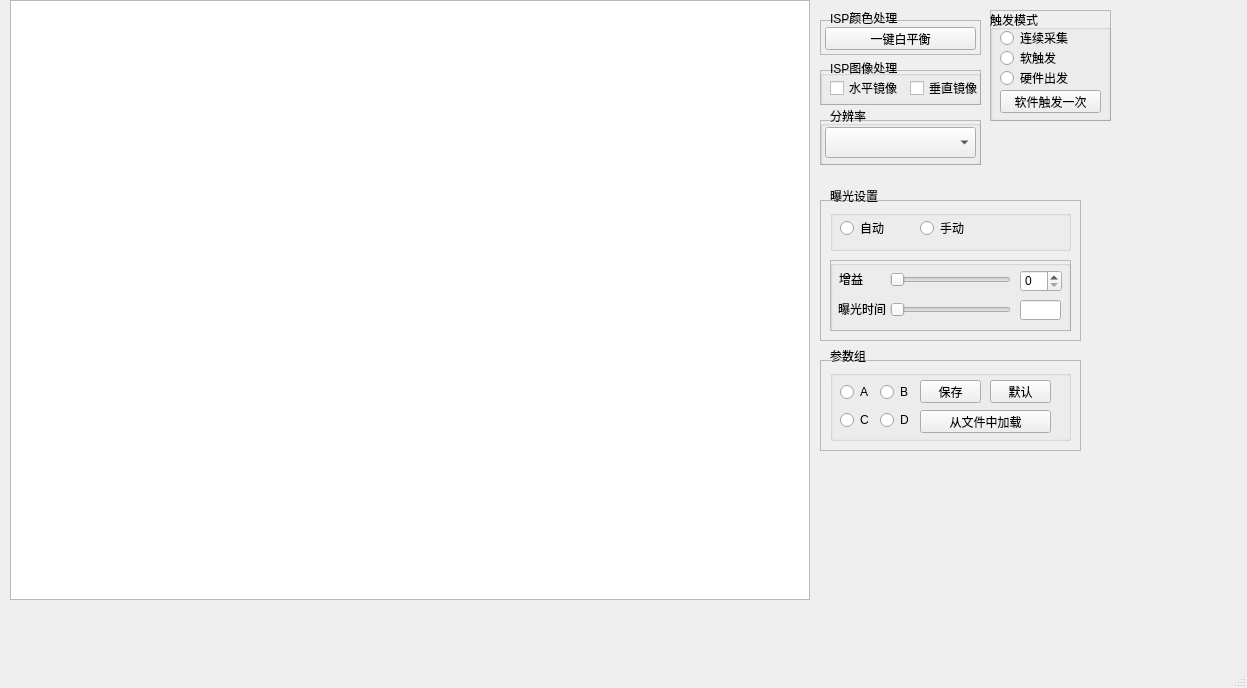
sykzhong/QtCamUse, file QtCamUse2/QtCamUse.ui: the form before one commit.
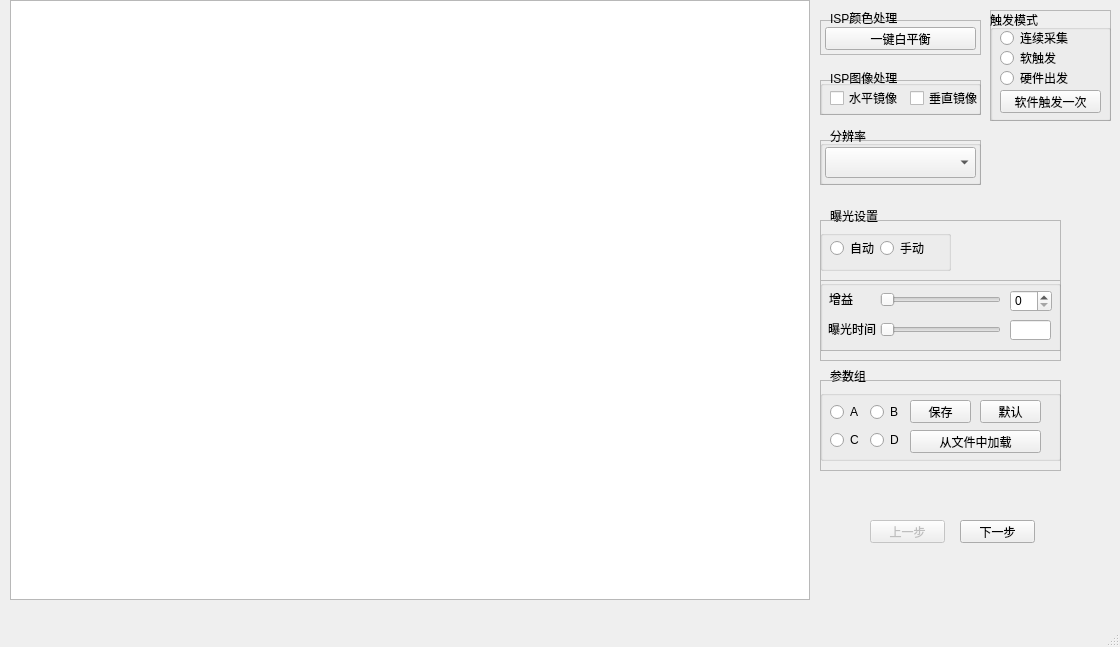
The form after the commit.

```diff
--- a/QtCamUse2/QtCamUse.ui
+++ b/QtCamUse2/QtCamUse.ui
@@ -6,8 +6,8 @@
    <rect>
     <x>0</x>
     <y>0</y>
-    <width>1247</width>
-    <height>688</height>
+    <width>1120</width>
+    <height>647</height>
    </rect>
   </property>
   <property name="windowTitle">
@@ -28,7 +28,7 @@
     <property name="geometry">
      <rect>
       <x>820</x>
-      <y>120</y>
+      <y>140</y>
       <width>161</width>
       <height>45</height>
      </rect>
@@ -67,7 +67,7 @@
     <property name="geometry">
      <rect>
       <x>830</x>
-      <y>110</y>
+      <y>130</y>
       <width>54</width>
       <height>12</height>
      </rect>
@@ -161,8 +161,8 @@
     <property name="geometry">
      <rect>
       <x>820</x>
-      <y>200</y>
-      <width>261</width>
+      <y>220</y>
+      <width>241</width>
       <height>141</height>
      </rect>
     </property>
@@ -175,9 +175,9 @@
     <widget class="QGroupBox" name="groupBox_2">
      <property name="geometry">
       <rect>
-       <x>10</x>
+       <x>0</x>
        <y>10</y>
-       <width>241</width>
+       <width>131</width>
        <height>41</height>
       </rect>
      </property>
@@ -200,9 +200,9 @@
      <widget class="QRadioButton" name="exposure_mode_manual">
       <property name="geometry">
        <rect>
-        <x>90</x>
+        <x>60</x>
         <y>10</y>
-        <width>89</width>
+        <width>61</width>
         <height>16</height>
        </rect>
       </property>
@@ -214,7 +214,7 @@
     <widget class="QFrame" name="exposure_manual">
      <property name="geometry">
       <rect>
-       <x>10</x>
+       <x>0</x>
        <y>60</y>
        <width>241</width>
        <height>71</height>
@@ -317,7 +317,7 @@
     <property name="geometry">
      <rect>
       <x>830</x>
-      <y>190</y>
+      <y>210</y>
       <width>54</width>
       <height>12</height>
      </rect>
@@ -372,7 +372,7 @@
     <property name="geometry">
      <rect>
       <x>820</x>
-      <y>70</y>
+      <y>80</y>
       <width>161</width>
       <height>35</height>
      </rect>
@@ -427,7 +427,7 @@
     <property name="geometry">
      <rect>
       <x>830</x>
-      <y>60</y>
+      <y>70</y>
       <width>71</width>
       <height>16</height>
      </rect>
@@ -440,8 +440,8 @@
     <property name="geometry">
      <rect>
       <x>820</x>
-      <y>360</y>
-      <width>261</width>
+      <y>380</y>
+      <width>241</width>
       <height>91</height>
      </rect>
     </property>
@@ -454,7 +454,7 @@
     <widget class="QGroupBox" name="groupBox_5">
      <property name="geometry">
       <rect>
-       <x>10</x>
+       <x>0</x>
        <y>10</y>
        <width>241</width>
        <height>71</height>
@@ -560,7 +560,7 @@
     <property name="geometry">
      <rect>
       <x>830</x>
-      <y>350</y>
+      <y>370</y>
       <width>54</width>
       <height>12</height>
      </rect>
@@ -569,6 +569,35 @@
      <string>参数组</string>
     </property>
    </widget>
+   <widget class="QPushButton" name="pushButton_next_move">
+    <property name="geometry">
+     <rect>
+      <x>960</x>
+      <y>520</y>
+      <width>75</width>
+      <height>23</height>
+     </rect>
+    </property>
+    <property name="text">
+     <string>下一步</string>
+    </property>
+   </widget>
+   <widget class="QPushButton" name="pushButton_back">
+    <property name="enabled">
+     <bool>false</bool>
+    </property>
+    <property name="geometry">
+     <rect>
+      <x>870</x>
+      <y>520</y>
+      <width>75</width>
+      <height>23</height>
+     </rect>
+    </property>
+    <property name="text">
+     <string>上一步</string>
+    </property>
+   </widget>
   </widget>
   <widget class="QStatusBar" name="statusBar"/>
  </widget>
```
